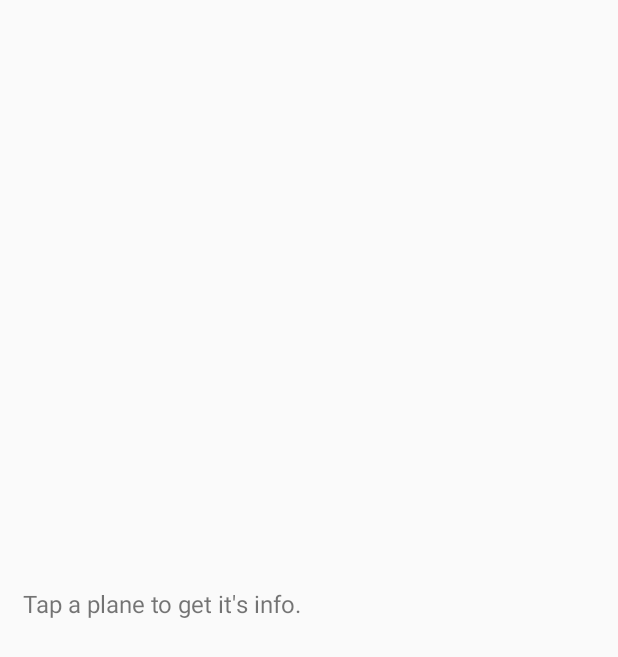
After one commit to gurinderhans/WhatPlaneIsThat, an Android app: the layout panelbar_top.xml on its own in the app's theme, with its tools: preview values and no code run, on a phone screen of 412 x 824 dp. The commit adds this screen. Shown: the top 657 px of the screen. Run offline under Robolectric (Android 15) with nearby library versions, the phone set to English and light mode, and no system bars.

Commit message:
fetch plane path on click, update that path on plane data update, show plane info in slide panel

```diff
--- a/app/android/WhatPlaneIsThat/app/src/main/res/drawable/circle.xml
+++ b/app/android/WhatPlaneIsThat/app/src/main/res/drawable/circle.xml
@@ -9,7 +9,7 @@
                 </shape>
             </item>
             <!-- CONTENT LAYER -->
-            <item android:bottom="0.8dp" android:right="0dp">
+            <item android:bottom="1dp" android:right="0dp">
                 <shape android:shape="oval">
                     <solid android:color="#FFFFFF" />
                 </shape>
--- /dev/null
+++ b/app/android/WhatPlaneIsThat/app/src/main/res/layout/panelbar_top.xml
@@ -0,0 +1,62 @@
+<?xml version="1.0" encoding="utf-8"?>
+<LinearLayout xmlns:android="http://schemas.android.com/apk/res/android"
+    android:layout_width="match_parent"
+    android:layout_height="match_parent"
+    android:orientation="horizontal"
+    android:weightSum="1">
+
+    <LinearLayout
+        android:layout_width="0dp"
+        android:layout_height="wrap_content"
+        android:layout_gravity="center_vertical"
+        android:layout_marginLeft="15dp"
+        android:layout_marginStart="15dp"
+        android:layout_weight="0.6"
+        android:orientation="vertical">
+
+        <TextView
+            android:id="@+id/planeName"
+            android:layout_width="wrap_content"
+            android:layout_height="wrap_content"
+            android:ellipsize="middle"
+            android:scrollHorizontally="false"
+            android:text="@string/no_plane_marker_selected"
+            android:textSize="16sp" />
+
+        <TextView
+            android:id="@+id/airlineName"
+            android:layout_width="wrap_content"
+            android:layout_height="wrap_content" />
+    </LinearLayout>
+
+    <LinearLayout
+        android:layout_width="0dp"
+        android:layout_height="wrap_content"
+        android:layout_gravity="center_vertical"
+        android:layout_marginEnd="5dp"
+        android:layout_marginRight="5dp"
+        android:layout_weight="0.4"
+        android:orientation="horizontal">
+
+        <TextView
+            android:id="@+id/planeFrom"
+            android:layout_width="wrap_content"
+            android:layout_height="wrap_content"
+            android:layout_marginEnd="2dp"
+            android:layout_marginRight="2dp"
+            android:layout_marginTop="5dp"
+            android:textSize="22sp" />
+
+        <ImageView
+            android:id="@+id/plane_from_to_img"
+            android:layout_width="40dp"
+            android:layout_height="40dp" />
+
+        <TextView
+            android:id="@+id/planeTo"
+            android:layout_width="wrap_content"
+            android:layout_height="wrap_content"
+            android:layout_marginTop="5dp"
+            android:textSize="22sp" />
+    </LinearLayout>
+</LinearLayout>
--- a/app/android/WhatPlaneIsThat/app/src/main/res/values/strings.xml
+++ b/app/android/WhatPlaneIsThat/app/src/main/res/values/strings.xml
@@ -2,5 +2,8 @@
     <string name="app_name">WhatPlaneIsThat</string>
     <string name="title_activity_main">Finder</string>
 
+    <string name="no_plane_marker_selected">Tap a plane to get it\'s info.</string>
+
     <color name="visibility_circle_color">#5199dc</color>
+
 </resources>
```
Also changed, not shown: app/android/WhatPlaneIsThat/app/src/main/java/gurinderhans/me/whatplaneisthat/Constants.java (+11 -0 lines), app/android/WhatPlaneIsThat/app/src/main/java/gurinderhans/me/whatplaneisthat/MainActivity.java (+104 -13 lines), app/android/WhatPlaneIsThat/app/src/main/java/gurinderhans/me/whatplaneisthat/Plane.java (+5 -2 lines), app/android/WhatPlaneIsThat/app/src/main/res/layout/activity_main.xml (+14 -7 lines), app/android/WhatPlaneIsThat/app/src/main/res/drawable/plane_from_to.png (added), app/android/WhatPlaneIsThat/app/src/main/res/drawable/user_marker.svg, app/android/WhatPlaneIsThat/app/src/main/res/drawable/user_visibility.svg.
